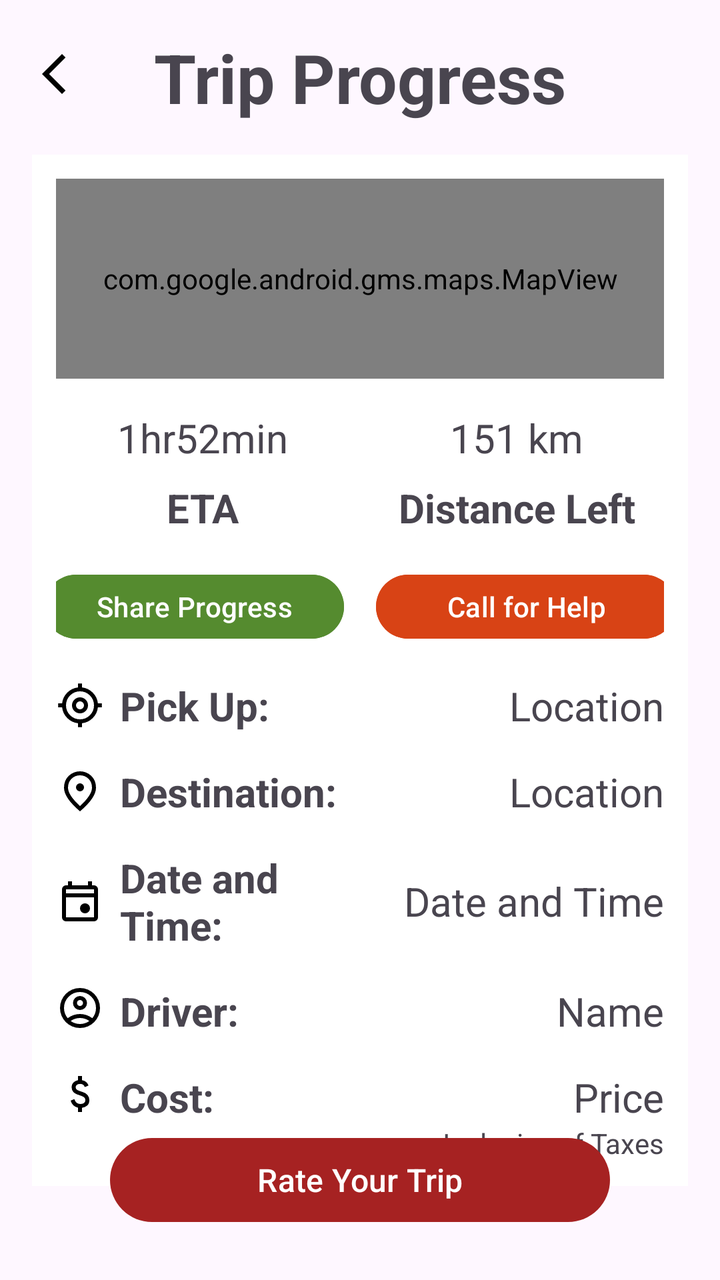
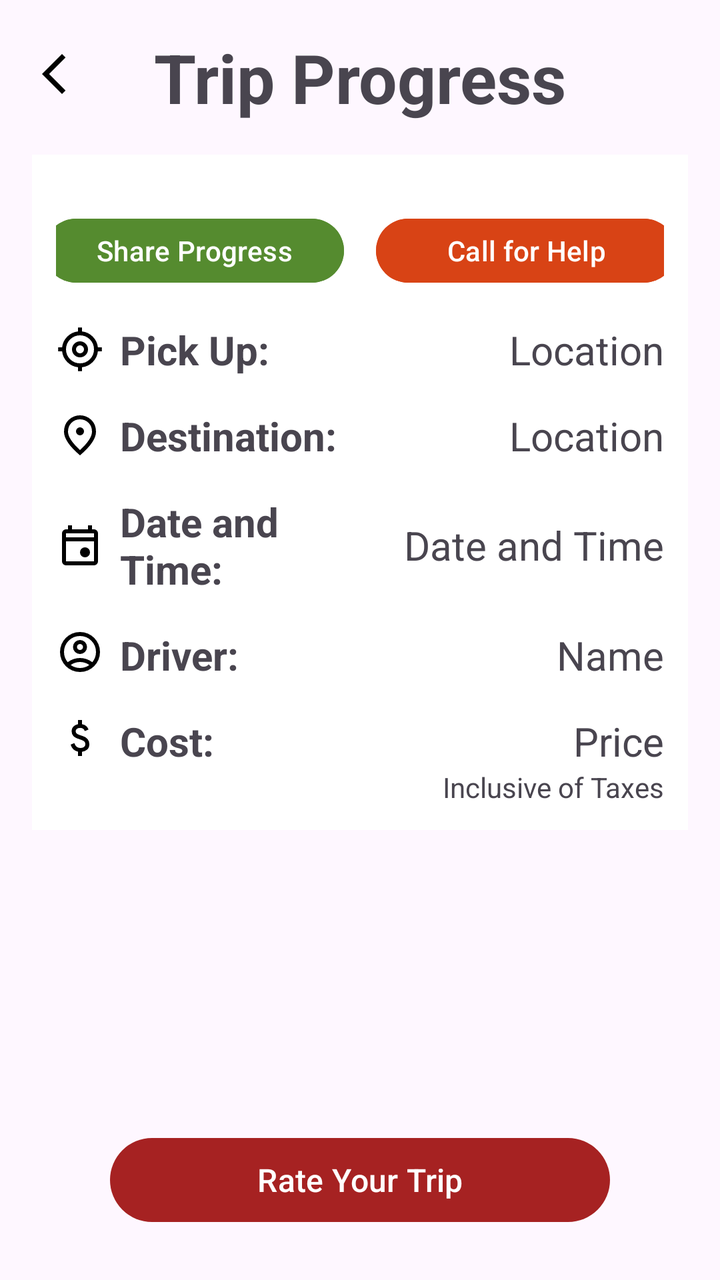

An Android layout rendered at two revisions. The XML below is the earlier revision; the diff shows what the commit changed to produce the second picture.
<!-- AndroidManifest.xml: application theme Theme.TransitMate -->
<!-- res/layout/activity_trip_progress.xml -->
<?xml version="1.0" encoding="utf-8"?>
<androidx.constraintlayout.widget.ConstraintLayout xmlns:android="http://schemas.android.com/apk/res/android"
    xmlns:app="http://schemas.android.com/apk/res-auto"
    xmlns:tools="http://schemas.android.com/tools"
    android:layout_width="match_parent"
    android:layout_height="match_parent"
    tools:context=".TripProgressActivity">

    <LinearLayout
        android:id="@+id/linearLayout3"
        android:layout_width="match_parent"
        android:layout_height="wrap_content"
        android:layout_margin="16dp"
        android:background="#FFFFFF"
        android:orientation="vertical"
        android:padding="12dp"
        app:layout_constraintEnd_toEndOf="parent"
        app:layout_constraintHorizontal_bias="0.0"
        app:layout_constraintStart_toStartOf="parent"
        app:layout_constraintTop_toBottomOf="@+id/textView33">


        <com.google.android.gms.maps.MapView
            android:id="@+id/mapProgress"
            android:layout_width="match_parent"
            android:layout_height="100dp"
            android:layout_marginBottom="16dp" />

        <LinearLayout
            android:layout_width="match_parent"
            android:layout_height="wrap_content"
            android:gravity="center"
            android:orientation="horizontal">

            <LinearLayout
                android:layout_width="125dp"
                android:layout_height="match_parent"
                android:layout_marginHorizontal="16dp"
                android:gravity="center"
                android:orientation="vertical">

                <TextView
                    android:id="@+id/eta"
                    android:layout_width="match_parent"
                    android:layout_height="wrap_content"
                    android:gravity="center"
                    android:text="1hr52min"
                    android:textSize="20sp" />

                <TextView
                    android:id="@+id/textView35"
                    android:layout_width="match_parent"
                    android:layout_height="wrap_content"
                    android:layout_marginTop="8dp"
                    android:gravity="center"
                    android:text="ETA"
                    android:textSize="20sp"
                    android:textStyle="bold" />
            </LinearLayout>

            <LinearLayout
                android:layout_width="125dp"
                android:layout_height="match_parent"
                android:layout_marginHorizontal="16dp"
                android:gravity="center"
                android:orientation="vertical">

                <TextView
                    android:id="@+id/distance"
                    android:layout_width="match_parent"
                    android:layout_height="wrap_content"
                    android:gravity="center"
                    android:text="151 km"
                    android:textSize="20sp" />

                <TextView
                    android:id="@+id/textView37"
                    android:layout_width="wrap_content"
                    android:layout_height="wrap_content"
                    android:layout_marginTop="8dp"
                    android:gravity="center"
                    android:text="Distance Left"
                    android:textSize="20sp"
                    android:textStyle="bold" />
            </LinearLayout>
        </LinearLayout>

        <LinearLayout
            android:layout_width="match_parent"
            android:layout_height="wrap_content"
            android:layout_marginVertical="16dp"
            android:gravity="center"
            android:orientation="horizontal">

            <Button
                android:id="@+id/shareButton"
                android:layout_width="150dp"
                android:layout_height="40dp"
                android:layout_marginHorizontal="8dp"
                android:layout_weight="0"
                android:backgroundTint="#558B2F"
                android:text="Share Progress" />

            <Button
                android:id="@+id/helpButton"
                android:layout_width="150dp"
                android:layout_height="40dp"
                android:layout_marginHorizontal="8dp"
                android:layout_weight="0"
                android:backgroundTint="#D84315"
                android:text="Call for Help" />
        </LinearLayout>

        <LinearLayout
            android:layout_width="match_parent"
            android:layout_height="wrap_content"
            android:gravity="center"
            android:orientation="horizontal">

            <ImageView
                android:id="@+id/imageView2"
                android:layout_width="wrap_content"
                android:layout_height="wrap_content"
                android:layout_weight="0"
                app:srcCompat="@drawable/start_icon" />

            <TextView
                android:id="@+id/textView6"
                android:layout_width="50dp"
                android:layout_height="wrap_content"
                android:layout_marginHorizontal="8dp"
                android:layout_weight="1"
                android:text="Pick Up:"
                android:textSize="20sp"
                android:textStyle="bold" />

            <TextView
                android:id="@+id/pickup"
                android:layout_width="80dp"
                android:layout_height="wrap_content"
                android:layout_weight="1"
                android:text="Location"
                android:textAlignment="viewEnd"
                android:textSize="20sp" />
        </LinearLayout>

        <LinearLayout
            android:layout_width="match_parent"
            android:layout_height="wrap_content"
            android:layout_marginVertical="16dp"
            android:gravity="center"
            android:orientation="horizontal">

            <ImageView
                android:id="@+id/imageView3"
                android:layout_width="wrap_content"
                android:layout_height="wrap_content"
                android:layout_weight="0"
                app:srcCompat="@drawable/end_icon" />

            <TextView
                android:id="@+id/textView8"
                android:layout_width="50dp"
                android:layout_height="wrap_content"
                android:layout_marginHorizontal="8dp"
                android:layout_weight="1"
                android:text="Destination:"
                android:textSize="20sp"
                android:textStyle="bold" />

            <TextView
                android:id="@+id/destin"
                android:layout_width="80dp"
                android:layout_height="wrap_content"
                android:layout_weight="1"
                android:text="Location"
                android:textAlignment="viewEnd"
                android:textSize="20sp" />
        </LinearLayout>

        <LinearLayout
            android:layout_width="match_parent"
            android:layout_height="wrap_content"
            android:gravity="center"
            android:orientation="horizontal">

            <ImageView
                android:id="@+id/imageView5"
                android:layout_width="wrap_content"
                android:layout_height="wrap_content"
                android:layout_weight="0"
                app:srcCompat="@drawable/date_time_icon" />

            <TextView
                android:id="@+id/textView10"
                android:layout_width="50dp"
                android:layout_height="wrap_content"
                android:layout_marginHorizontal="8dp"
                android:layout_weight="1"
                android:text="Date and Time:"
                android:textSize="20sp"
                android:textStyle="bold" />

            <TextView
                android:id="@+id/dandt"
                android:layout_width="80dp"
                android:layout_height="wrap_content"
                android:layout_weight="1"
                android:text="Date and Time"
                android:textAlignment="viewEnd"
                android:textSize="20sp" />
        </LinearLayout>

        <LinearLayout
            android:layout_width="match_parent"
            android:layout_height="wrap_content"
            android:layout_marginVertical="16dp"
            android:orientation="horizontal">

            <ImageView
                android:id="@+id/imageView14"
                android:layout_width="wrap_content"
                android:layout_height="wrap_content"
                android:layout_weight="0"
                app:srcCompat="@drawable/profile_icon" />

            <TextView
                android:id="@+id/textView14"
                android:layout_width="50dp"
                android:layout_height="wrap_content"
                android:layout_marginHorizontal="8dp"
                android:layout_weight="1"
                android:text="Driver:"
                android:textSize="20sp"
                android:textStyle="bold" />

            <TextView
                android:id="@+id/driver"
                android:layout_width="70dp"
                android:layout_height="wrap_content"
                android:layout_weight="1"
                android:text="Name"
                android:textAlignment="viewEnd"
                android:textSize="20sp" />
        </LinearLayout>

        <LinearLayout
            android:layout_width="match_parent"
            android:layout_height="wrap_content"
            android:orientation="horizontal">

            <ImageView
                android:id="@+id/imageView17"
                android:layout_width="wrap_content"
                android:layout_height="wrap_content"
                android:layout_weight="0"
                app:srcCompat="@drawable/money_icon" />

            <TextView
                android:id="@+id/textView29"
                android:layout_width="wrap_content"
                android:layout_height="wrap_content"
                android:layout_marginHorizontal="8dp"
                android:layout_weight="1"
                android:text="Cost:"
                android:textSize="20sp"
                android:textStyle="bold" />

            <TextView
                android:id="@+id/price"
                android:layout_width="wrap_content"
                android:layout_height="wrap_content"
                android:layout_weight="1"
                android:text="Price"
                android:textAlignment="viewEnd"
                android:textSize="20sp" />
        </LinearLayout>

        <TextView
            android:id="@+id/textView32"
            android:layout_width="match_parent"
            android:layout_height="wrap_content"
            android:text="Inclusive of Taxes"
            android:textAlignment="viewEnd" />


    </LinearLayout>

    <TextView
        android:id="@+id/textView33"
        android:layout_width="wrap_content"
        android:layout_height="wrap_content"
        android:layout_marginVertical="16dp"
        android:text="Trip Progress"
        android:textSize="34sp"
        android:textStyle="bold"
        app:layout_constraintEnd_toEndOf="parent"
        app:layout_constraintStart_toStartOf="parent"
        app:layout_constraintTop_toTopOf="parent" />

    <ImageButton
        android:id="@+id/tripProgBack"
        android:layout_width="42dp"
        android:layout_height="42dp"
        android:layout_marginLeft="12dp"
        android:layout_marginTop="16dp"
        android:background="#00FFFFFF"
        app:layout_constraintStart_toStartOf="parent"
        app:layout_constraintTop_toTopOf="parent"
        app:srcCompat="@drawable/arrow_back_ios"
        tools:ignore="SpeakableTextPresentCheck,TouchTargetSizeCheck" />

    <Button
        android:id="@+id/rateButton"
        android:layout_width="250dp"
        android:layout_height="50dp"
        android:layout_marginBottom="25dp"
        android:text="Rate Your Trip"
        android:textSize="16sp"
        app:layout_constraintBottom_toBottomOf="parent"
        app:layout_constraintEnd_toEndOf="parent"
        app:layout_constraintStart_toStartOf="parent" />
</androidx.constraintlayout.widget.ConstraintLayout>
<!-- resources referenced by this layout -->
<resources>
  <!-- drawable arrow_back_ios (drawable) -->
  <vector xmlns:android="http://schemas.android.com/apk/res/android"
      android:width="24dp"
      android:height="24dp"
      android:viewportWidth="960"
      android:viewportHeight="960">
    <path
        android:fillColor="#FF000000"
        android:pathData="M400,880 L0,480l400,-400 71,71 -329,329 329,329 -71,71Z"/>
  </vector>
  <!-- drawable date_time_icon (drawable) -->
  <vector xmlns:android="http://schemas.android.com/apk/res/android"
      android:width="24dp"
      android:height="24dp"
      android:viewportWidth="960"
      android:viewportHeight="960">
    <path
        android:fillColor="#FF000000"
        android:pathData="M580,720q-42,0 -71,-29t-29,-71q0,-42 29,-71t71,-29q42,0 71,29t29,71q0,42 -29,71t-71,29ZM200,880q-33,0 -56.5,-23.5T120,800v-560q0,-33 23.5,-56.5T200,160h40v-80h80v80h320v-80h80v80h40q33,0 56.5,23.5T840,240v560q0,33 -23.5,56.5T760,880L200,880ZM200,800h560v-400L200,400v400ZM200,320h560v-80L200,240v80ZM200,320v-80,80Z"/>
  </vector>
  <!-- drawable end_icon (drawable) -->
  <vector xmlns:android="http://schemas.android.com/apk/res/android"
      android:width="24dp"
      android:height="24dp"
      android:viewportWidth="960"
      android:viewportHeight="960">
    <path
        android:fillColor="#FF000000"
        android:pathData="M480,480q33,0 56.5,-23.5T560,400q0,-33 -23.5,-56.5T480,320q-33,0 -56.5,23.5T400,400q0,33 23.5,56.5T480,480ZM480,774q122,-112 181,-203.5T720,408q0,-109 -69.5,-178.5T480,160q-101,0 -170.5,69.5T240,408q0,71 59,162.5T480,774ZM480,880Q319,743 239.5,625.5T160,408q0,-150 96.5,-239T480,80q127,0 223.5,89T800,408q0,100 -79.5,217.5T480,880ZM480,400Z"/>
  </vector>
  <!-- drawable money_icon (drawable) -->
  <vector xmlns:android="http://schemas.android.com/apk/res/android"
      android:width="24dp"
      android:height="24dp"
      android:viewportWidth="960"
      android:viewportHeight="960">
    <path
        android:fillColor="#FF000000"
        android:pathData="M441,840v-86q-53,-12 -91.5,-46T293,612l74,-30q15,48 44.5,73t77.5,25q41,0 69.5,-18.5T587,604q0,-35 -22,-55.5T463,502q-86,-27 -118,-64.5T313,346q0,-65 42,-101t86,-41v-84h80v84q50,8 82.5,36.5T651,310l-74,32q-12,-32 -34,-48t-60,-16q-44,0 -67,19.5T393,346q0,33 30,52t104,40q69,20 104.5,63.5T667,602q0,71 -42,108t-104,46v84h-80Z"/>
  </vector>
  <!-- drawable start_icon (drawable) -->
  <vector xmlns:android="http://schemas.android.com/apk/res/android"
      android:width="24dp"
      android:height="24dp"
      android:viewportWidth="960"
      android:viewportHeight="960">
    <path
        android:fillColor="#FF000000"
        android:pathData="M440,918v-80q-125,-14 -214.5,-103.5T122,520L42,520v-80h80q14,-125 103.5,-214.5T440,122v-80h80v80q125,14 214.5,103.5T838,440h80v80h-80q-14,125 -103.5,214.5T520,838v80h-80ZM480,760q116,0 198,-82t82,-198q0,-116 -82,-198t-198,-82q-116,0 -198,82t-82,198q0,116 82,198t198,82ZM480,640q-66,0 -113,-47t-47,-113q0,-66 47,-113t113,-47q66,0 113,47t47,113q0,66 -47,113t-113,47ZM480,560q33,0 56.5,-23.5T560,480q0,-33 -23.5,-56.5T480,400q-33,0 -56.5,23.5T400,480q0,33 23.5,56.5T480,560ZM480,480Z"/>
  </vector>
  <style name="Theme.TransitMate" parent="Base.Theme.TransitMate" />
  <style name="Base.Theme.TransitMate" parent="Theme.Material3.DayNight.NoActionBar">
          
           <item name="colorPrimary">@color/primary</item>
      </style>
  <color name="primary">#A62222</color>
  <!-- unchanged entries left out for length: 1 -->
</resources>

<!-- the commit's change to res/layout/activity_trip_progress.xml (unified diff, before → after) -->
@@ -20,71 +20,6 @@
         app:layout_constraintTop_toBottomOf="@+id/textView33">
 
 
-        <com.google.android.gms.maps.MapView
-            android:id="@+id/mapProgress"
-            android:layout_width="match_parent"
-            android:layout_height="100dp"
-            android:layout_marginBottom="16dp" />
-
-        <LinearLayout
-            android:layout_width="match_parent"
-            android:layout_height="wrap_content"
-            android:gravity="center"
-            android:orientation="horizontal">
-
-            <LinearLayout
-                android:layout_width="125dp"
-                android:layout_height="match_parent"
-                android:layout_marginHorizontal="16dp"
-                android:gravity="center"
-                android:orientation="vertical">
-
-                <TextView
-                    android:id="@+id/eta"
-                    android:layout_width="match_parent"
-                    android:layout_height="wrap_content"
-                    android:gravity="center"
-                    android:text="1hr52min"
-                    android:textSize="20sp" />
-
-                <TextView
-                    android:id="@+id/textView35"
-                    android:layout_width="match_parent"
-                    android:layout_height="wrap_content"
-                    android:layout_marginTop="8dp"
-                    android:gravity="center"
-                    android:text="ETA"
-                    android:textSize="20sp"
-                    android:textStyle="bold" />
-            </LinearLayout>
-
-            <LinearLayout
-                android:layout_width="125dp"
-                android:layout_height="match_parent"
-                android:layout_marginHorizontal="16dp"
-                android:gravity="center"
-                android:orientation="vertical">
-
-                <TextView
-                    android:id="@+id/distance"
-                    android:layout_width="match_parent"
-                    android:layout_height="wrap_content"
-                    android:gravity="center"
-                    android:text="151 km"
-                    android:textSize="20sp" />
-
-                <TextView
-                    android:id="@+id/textView37"
-                    android:layout_width="wrap_content"
-                    android:layout_height="wrap_content"
-                    android:layout_marginTop="8dp"
-                    android:gravity="center"
-                    android:text="Distance Left"
-                    android:textSize="20sp"
-                    android:textStyle="bold" />
-            </LinearLayout>
-        </LinearLayout>
-
         <LinearLayout
             android:layout_width="match_parent"
             android:layout_height="wrap_content"
